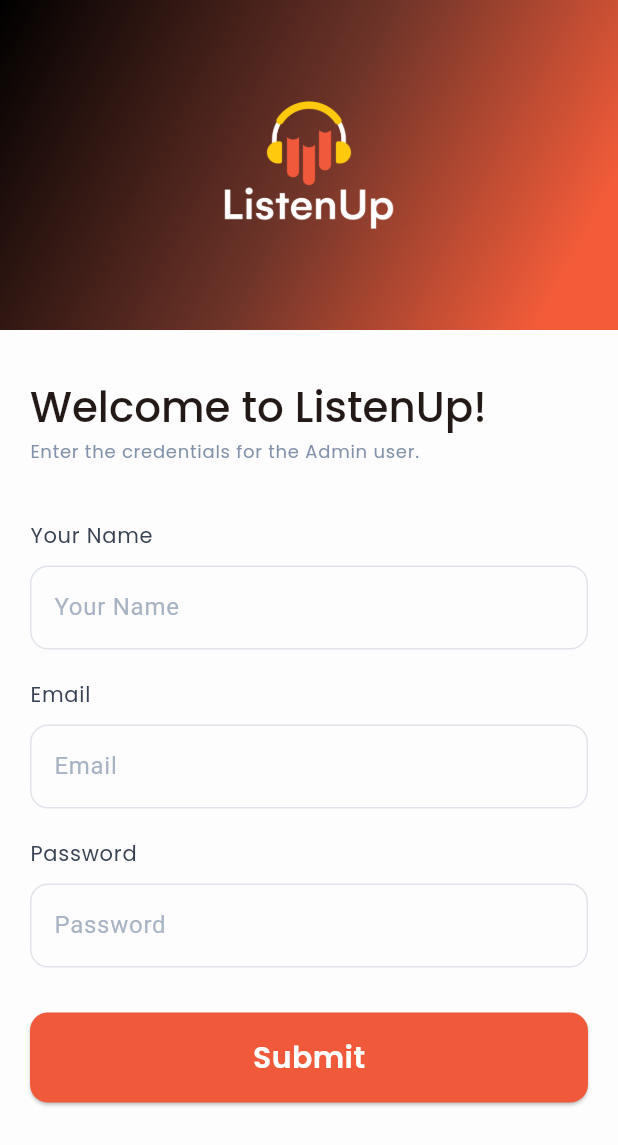
After one commit to ListenUpApp/Client, a Flutter app: the RegisterScreen screen opened directly, on a phone screen of 412 x 824 dp. The commit adds this screen. Shown: the top 1145 px of the screen. Run offline on Flutter 3.47's test engine with Material 3 defaults, Android fonts, the light colour scheme and no system bars; our stand-ins replace bloc, equatable, flutter_bloc, flutter_secure_storage, fpdart, get_it and 2 more; missing offline and left inert: grpc; accounts and stored records are empty.

Commit message:
Update URL Bloc, Build Register Screen

```diff
--- a/lib/auth/presentation/bloc/url/url_event.dart
+++ b/lib/auth/presentation/bloc/url/url_event.dart
@@ -23,3 +23,11 @@ class UrlErrorOccurred extends UrlEvent {
   @override
   List<Object> get props => [message];
 }
+
+class UrlChanged extends UrlEvent {
+  final String url;
+  const UrlChanged(this.url);
+
+  @override
+  List<Object> get props => [url];
+}
--- a/lib/auth/presentation/bloc/url/url_state.dart
+++ b/lib/auth/presentation/bloc/url/url_state.dart
@@ -1,37 +1,37 @@
-part of 'url_bloc.dart';
+import 'package:equatable/equatable.dart';
 
-@immutable
-class UrlState extends Equatable {
-  final String url;
-  final bool isPinging;
-  final bool canSubmit;
-  final bool pingSuccess;
-  final String? error;
-
-  const UrlState({
-    this.url = '',
-    this.isPinging = false,
-    this.canSubmit = false,
-    this.pingSuccess = false,
-    this.error,
-  });
-
-  UrlState copyWith({
-    String? url,
-    bool? isPinging,
-    bool? canSubmit,
-    bool? pingSuccess,
-    String? error,
-  }) {
-    return UrlState(
-      url: url ?? this.url,
-      isPinging: isPinging ?? this.isPinging,
-      canSubmit: canSubmit ?? this.canSubmit,
-      pingSuccess: pingSuccess ?? this.pingSuccess,
-      error: error ?? this.error,
-    );
-  }
+sealed class UrlState extends Equatable {
+  const UrlState();
 
   @override
-  List<Object> get props => [url, isPinging, canSubmit];
+  List<Object?> get props => [];
 }
+
+class UrlInitial extends UrlState {
+  const UrlInitial();
+}
+
+class UrlLoading extends UrlState {
+  final String url;
+  const UrlLoading(this.url);
+
+  @override
+  List<Object> get props => [url];
+}
+
+class UrlLoadSuccess extends UrlState {
+  final String url;
+  const UrlLoadSuccess(this.url);
+
+  @override
+  List<Object> get props => [url];
+}
+
+class UrlLoadFailure extends UrlState {
+  final String url;
+  final String error;
+  const UrlLoadFailure(this.url, this.error);
+
+  @override
+  List<Object> get props => [url, error];
+}
--- /dev/null
+++ b/lib/auth/presentation/screens/mobile/register_screen.dart
@@ -0,0 +1,83 @@
+import 'package:flutter/material.dart';
+
+import '../../../../core/presentation/ui/widgets/button.dart';
+import '../../../../core/presentation/ui/widgets/text_field.dart';
+import '../../widgets/auth_label.dart';
+import '../../widgets/gradient_background.dart';
+
+class RegisterScreen extends StatelessWidget {
+  final TextEditingController _nameController = TextEditingController();
+  final TextEditingController _emailController = TextEditingController();
+  final TextEditingController _passwordController = TextEditingController();
+  RegisterScreen({super.key});
+
+  @override
+  Widget build(BuildContext context) {
+    return Scaffold(
+      body: CustomScrollView(
+        slivers: [
+          const SliverToBoxAdapter(
+            child: GradientBackground(),
+          ),
+          SliverFillRemaining(
+            hasScrollBody: false,
+            child: Container(
+              clipBehavior: Clip.hardEdge,
+              decoration: BoxDecoration(
+                borderRadius: const BorderRadius.only(),
+                color: Theme.of(context).cardColor,
+              ),
+              child: Padding(
+                padding: const EdgeInsets.symmetric(
+                  horizontal: 20,
+                  vertical: 30,
+                ),
+                child: SingleChildScrollView(
+                  child: Column(
+                    mainAxisSize: MainAxisSize.max,
+                    mainAxisAlignment: MainAxisAlignment.start,
+                    crossAxisAlignment: CrossAxisAlignment.start,
+                    children: [
+                      const AuthLabel(
+                        title: "Welcome to ListenUp!",
+                        label: "Enter the credentials for the Admin user.",
+                      ),
+                      ListenUpTextField(
+                        controller: _nameController,
+                        keyboardType: TextInputType.text,
+                        label: "Your Name",
+                        onTextChanged: (value) {},
+                      ),
+                      const SizedBox(height: 20),
+                      ListenUpTextField(
+                        controller: _emailController,
+                        keyboardType: TextInputType.emailAddress,
+                        label: "Email",
+                        onTextChanged: (value) {},
+                      ),
+                      const SizedBox(height: 20),
+                      ListenUpTextField(
+                        controller: _passwordController,
+                        keyboardType: TextInputType.text,
+                        obscureText: true,
+                        label: "Password",
+                        onTextChanged: (value) {},
+                      ),
+                      const SizedBox(height: 30),
+                      ListenupButton(
+                        text: "Submit",
+                        enabled: true,
+                        pending: false,
+                        onPressed: () {},
+                      ),
+                    ],
+                  ),
+                ),
+              ),
+            ),
+          )
+        ],
+      ),
+    );
+  }
+}
--- a/lib/auth/presentation/widgets/gradient_background.dart
+++ b/lib/auth/presentation/widgets/gradient_background.dart
@@ -8,7 +8,7 @@ class GradientBackground extends StatelessWidget {
   @override
   Widget build(BuildContext context) {
     return Container(
-      height: 250,
+      height: 220,
       decoration: const BoxDecoration(
         gradient: LinearGradient(
             begin: Alignment.topLeft,
@@ -26,7 +26,7 @@ class GradientBackground extends StatelessWidget {
       ),
       child: const Center(
         child: SizedBox(
-          width: 200,
+          width: 120,
           child: Image(
             image: AssetImage(AssetPaths.whiteTextColorLogo),
             fit: BoxFit.contain,
--- a/pubspec.yaml
+++ b/pubspec.yaml
@@ -36,12 +36,14 @@ dependencies:
   bloc: ^8.1.4
   meta: ^1.15.0
   logger: ^2.4.0
+  go_router: ^14.2.7
 
 dev_dependencies:
   flutter_test:
     sdk: flutter
   flutter_lints: ^4.0.0
   mocktail: ^1.0.4
+  bloc_test: ^9.1.7
 
 flutter:
   uses-material-design: true
```
Also changed, not shown: lib/auth/presentation/bloc/url/url_bloc.dart (+19 -31 lines), lib/auth/presentation/screens/mobile/url_screen.dart (+36 -7 lines), pubspec.lock, 4 other files.
